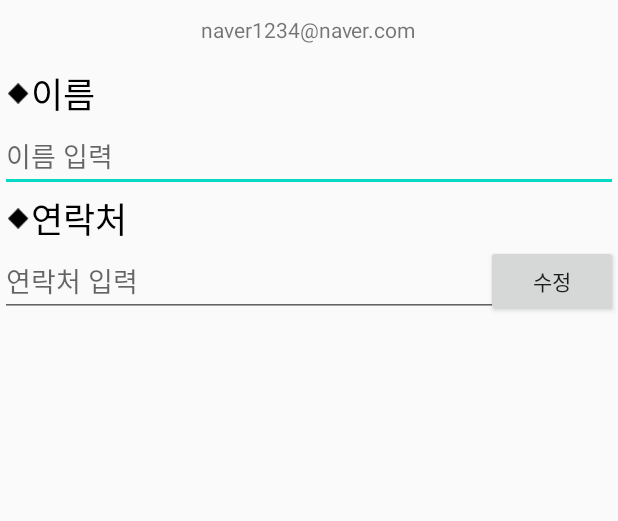
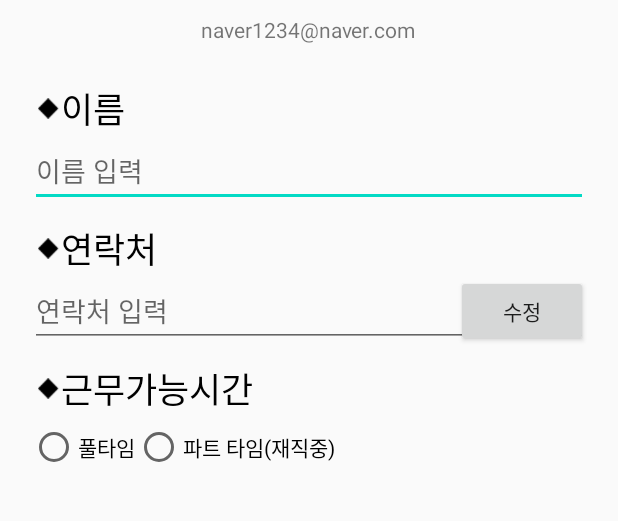
Before and after one commit to tjddls1728/20200320_01_proFile01, an Android app: the screen it shows after launch (MainActivity), on a phone screen of 412 x 824 dp, the part 287-808 px from its top. Run offline under Robolectric (Android 15) with nearby library versions, the phone set to English and light mode, and no system bars; our stand-ins replace CircleImageView, data binding.

Commit message:
라디오 버튼 생성

```diff
--- a/app/src/main/res/layout/activity_main.xml
+++ b/app/src/main/res/layout/activity_main.xml
@@ -6,6 +6,8 @@
     android:layout_width="match_parent"
     android:layout_height="match_parent"
     android:orientation="vertical"
+    android:paddingLeft="20dp"
+    android:paddingRight="20dp"
     tools:context=".MainActivity">
     <LinearLayout
         android:layout_width="match_parent"
@@ -48,6 +50,7 @@
         android:layout_width="match_parent"
         android:layout_height="wrap_content"
         android:gravity="center_vertical"
+        android:layout_marginTop="10dp"
         android:orientation="horizontal">
 
         <ImageView
@@ -78,6 +81,7 @@
         android:layout_width="match_parent"
         android:layout_height="wrap_content"
         android:gravity="center_vertical"
+        android:layout_marginTop="10dp"
         android:orientation="horizontal">
 
         <ImageView
@@ -117,5 +121,49 @@
 
     </FrameLayout>
 
+    <LinearLayout
+        android:layout_width="match_parent"
+        android:layout_height="wrap_content"
+        android:gravity="center_vertical"
+        android:layout_marginTop="10dp"
+        android:orientation="horizontal">
+
+        <ImageView
+            android:layout_width="15dp"
+            android:layout_marginLeft="5dp"
+            android:layout_height="15dp"
+            android:src="@drawable/rectangle"
+            />
+
+        <TextView
+            android:layout_width="wrap_content"
+            android:layout_height="wrap_content"
+            android:textColor="#000000"
+            android:textSize="23sp"
+            android:text="근무가능시간"
+            />
+
+    </LinearLayout>
+
+    <RadioGroup
+        android:layout_width="match_parent"
+        android:layout_height="wrap_content"
+        android:layout_marginTop="5dp"
+        android:orientation="horizontal">
+
+        <RadioButton
+            android:layout_width="wrap_content"
+            android:layout_height="wrap_content"
+            android:text="풀타임"
+            />
+        <RadioButton
+            android:layout_width="wrap_content"
+            android:layout_height="wrap_content"
+            android:text="파트 타임(재직중)"
+            />
+
+    </RadioGroup>
+
+
 </LinearLayout>
 </layout>
```
